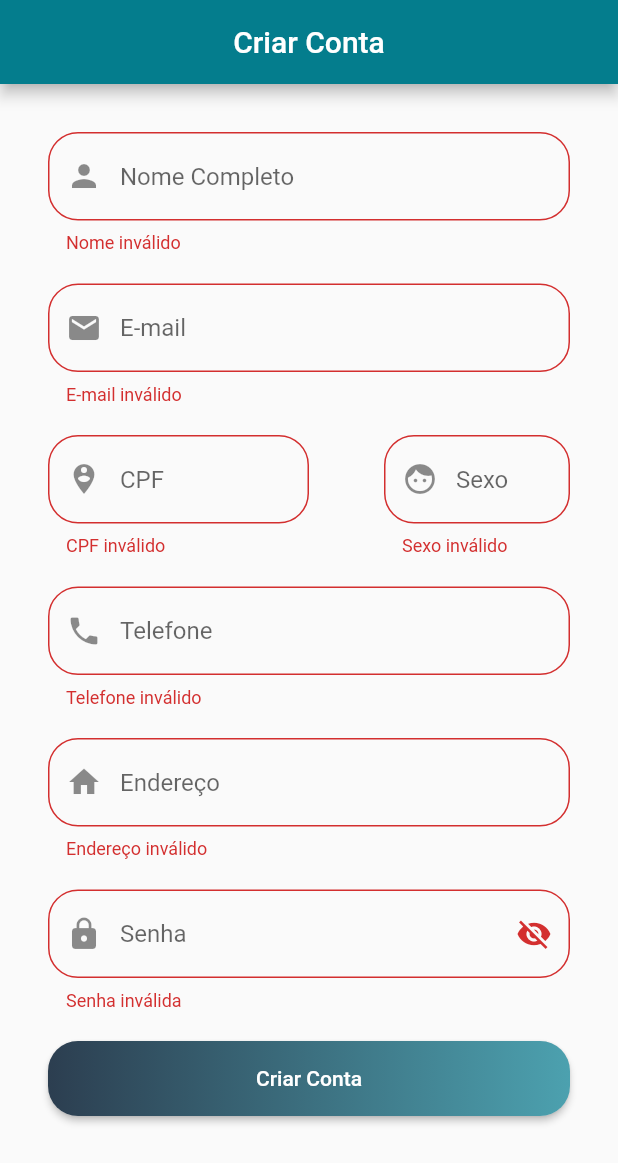
After one commit to jpgSouza/flutter-online-shop, a Flutter app: the CreateAccountActivity screen opened directly, after a tap on "Criar Conta", on a phone screen of 412 x 824 dp. The commit adds this screen. Shown: the top 1163 px of the screen. Run offline on Flutter 3.47's test engine with Material 2 defaults, Android fonts, the phone set to English and light mode, and no system bars; our stand-ins replace carousel_pro, cloud_firestore, firebase_auth, transparent_image; accounts and stored records are empty.

Commit message:
User Activity

```diff
--- /dev/null
+++ b/flutter_online_shop/lib/activities/create_account_activity.dart
@@ -0,0 +1,215 @@
+import 'package:flutter/material.dart';
+import 'package:flutter_online_shop/model/user_model.dart';
+import 'package:scoped_model/scoped_model.dart';
+
+class CreateAccountActivity extends StatefulWidget {
+  @override
+  _CreateAccountActivityState createState() => _CreateAccountActivityState();
+}
+
+class _CreateAccountActivityState extends State<CreateAccountActivity> {
+  final _formKey = GlobalKey<FormState>();
+
+  @override
+  Widget build(BuildContext context) {
+    return Scaffold(
+        appBar: AppBar(
+          title: Text("Criar Conta"),
+          centerTitle: true,
+        ),
+        body: ScopedModelDescendant<User>(
+          builder: (context, child, model) {
+            if (model.isLoading)
+              return Center(
+                child: CircularProgressIndicator(),
+              );
+            return Form(
+              key: _formKey,
+              child: ListView(
+                padding: EdgeInsets.all(32.0),
+                children: <Widget>[
+                  TextFormField(
+                    controller: model.nameController,
+                    keyboardType: TextInputType.text,
+                    validator: (text) {
+                      if (text.isEmpty) return "Nome inválido";
+                    },
+                    decoration: InputDecoration(
+                        border: OutlineInputBorder(
+                          borderRadius: BorderRadius.circular(20.0),
+                        ),
+                        prefixIcon: Icon(Icons.person),
+                        hintText: "Nome Completo"),
+                  ),
+                  SizedBox(
+                    height: 20.0,
+                  ),
+                  TextFormField(
+                    controller: model.emailController,
+                    keyboardType: TextInputType.emailAddress,
+                    validator: (text) {
+                      if (text.isEmpty || !text.contains("@"))
+                        return "E-mail inválido";
+                    },
+                    decoration: InputDecoration(
+                        border: OutlineInputBorder(
+                          borderRadius: BorderRadius.circular(20.0),
+                        ),
+                        prefixIcon: Icon(Icons.email),
+                        hintText: "E-mail"),
+                  ),
+                  SizedBox(
+                    height: 20.0,
+                  ),
+                  Row(
+                    children: <Widget>[
+                      Flexible(
+                          child: Container(
+                        width: 200.0,
+                        child: TextFormField(
+                          controller: model.cpfController,
+                          keyboardType: TextInputType.number,
+                          validator: (text) {
+                            if (text.isEmpty) return "CPF inválido";
+                          },
+                          decoration: InputDecoration(
+                              border: OutlineInputBorder(
+                                borderRadius: BorderRadius.circular(20.0),
+                              ),
+                              prefixIcon: Icon(Icons.person_pin_circle),
+                              hintText: "CPF"),
+                        ),
+                      )),
+                      Flexible(
+                        child: Container(
+                          padding: EdgeInsets.only(left: 50.0),
+                          width: 200.0,
+                          child: TextFormField(
+                            controller: model.genderController,
+                            keyboardType: TextInputType.text,
+                            validator: (text) {
+                              if (text.isEmpty) return "Sexo inválido";
+                            },
+                            decoration: InputDecoration(
+                                border: OutlineInputBorder(
+                                  borderRadius: BorderRadius.circular(20.0),
+                                ),
+                                prefixIcon: Icon(Icons.face),
+                                hintText: "Sexo"),
+                          ),
+                        ),
+                      ),
+                    ],
+                  ),
+                  SizedBox(
+                    height: 20.0,
+                  ),
+                  TextFormField(
+                    controller: model.phoneController,
+                    keyboardType: TextInputType.number,
+                    validator: (text) {
+                      if (text.isEmpty)
+                        return "Telefone inválido";
+                    },
+                    decoration: InputDecoration(
+                        border: OutlineInputBorder(
+                          borderRadius: BorderRadius.circular(20.0),
+                        ),
+                        prefixIcon: Icon(Icons.phone),
+                        hintText: "Telefone"),
+                  ),
+                  SizedBox(
+                    height: 20.0,
+                  ),
+                  TextFormField(
+                    controller: model.addressController,
+                    validator: (text) {
+                      if (text.isEmpty) return "Endereço inválido";
+                    },
+                    decoration: InputDecoration(
+                        border: OutlineInputBorder(
+                          borderRadius: BorderRadius.circular(20.0),
+                        ),
+                        prefixIcon: Icon(Icons.home),
+                        hintText: "Endereço"),
+                  ),
+                  SizedBox(
+                    height: 20.0,
+                  ),
+                  TextFormField(
+                    controller: model.passwordController,
+                    validator: (text) {
+                      if (text.isEmpty || text.length < 6)
+                        return "Senha inválida";
+                    },
+                    obscureText: true,
+                    decoration: InputDecoration(
+                      hintText: "Senha",
+                      border: OutlineInputBorder(
+                        borderRadius: BorderRadius.circular(20.0),
+                      ),
+                      prefixIcon: Icon(Icons.lock),
+                      suffixIcon: IconButton(
+                        onPressed: () {},
+                        icon: Icon(Icons.visibility_off),
+                      ),
+                    ),
+                  ),
+                  SizedBox(
+                    height: 20.0,
+                  ),
+                  RaisedButton(
+                    onPressed: () {
+                      if (_formKey.currentState.validate()) {
+                        Map<String, dynamic> userData = {
+                          "name": model.nameController.text,
+                          "email": model.emailController.text,
+                          "cpf": model.cpfController.text,
+                          "gender": model.genderController.text,
+                          "phone": model.phoneController.text,
+                          "address": model.addressController.text
+                        };
+                        model.createAccount(
+                            userData: userData,
+                            pass: model.passwordController.text,
+                            onSuccess: _onSuccess,
+                            onFail: _onFail);
+                      }
+                    },
+                    shape: RoundedRectangleBorder(
+                        borderRadius: BorderRadius.circular(20.0)),
+                    padding: EdgeInsets.all(0.0),
+                    child: Ink(
+                        decoration: BoxDecoration(
+                            gradient: LinearGradient(
+                                colors: [
+                                  Color.fromARGB(255, 44, 62, 80),
+                                  Color.fromARGB(255, 76, 161, 175),
+                                ],
+                                begin: Alignment.bottomLeft,
+                                end: Alignment.bottomRight),
+                            borderRadius: BorderRadius.circular(20.0)),
+                        child: Container(
+                          constraints:
+                              BoxConstraints(maxWidth: 400.0, minHeight: 50.0),
+                          alignment: Alignment.center,
+                          child: Text(
+                            "Criar Conta",
+                            textAlign: TextAlign.center,
+                            style: TextStyle(
+                              color: Colors.white,
+                            ),
+                          ),
+                        )),
+                  ),
+                ],
+              ),
+            );
+          },
+        ));
+  }
+
+  void _onSuccess() {}
+
+  void _onFail() {}
+}
--- /dev/null
+++ b/flutter_online_shop/lib/model/user_model.dart
@@ -0,0 +1,68 @@
+import 'package:cloud_firestore/cloud_firestore.dart';
+import 'package:firebase_auth/firebase_auth.dart';
+import 'package:flutter/cupertino.dart';
+import 'package:scoped_model/scoped_model.dart';
+
+class User extends Model{
+
+  FirebaseAuth _auth = FirebaseAuth.instance;
+  FirebaseUser firebaseUser;
+  Map<String, dynamic> userData = Map();
+
+  bool isLoading = false;
+
+  final nameController = TextEditingController();
+  final emailController = TextEditingController();
+  final cpfController = TextEditingController();
+  final genderController = TextEditingController();
+  final phoneController = TextEditingController();
+  final addressController = TextEditingController();
+  final passwordController = TextEditingController();
+
+
+  void createAccount({@required Map<String, dynamic> userData, @required String pass, @required VoidCallback onSuccess, @required VoidCallback onFail}){
+    isLoading = true;
+    notifyListeners();
+
+    _auth.createUserWithEmailAndPassword(
+        email: userData["email"],
+        password: pass
+    ).then((user) async{
+      firebaseUser = user;
+
+      await _saveUserData(userData);
+
+      onSuccess();
+      isLoading = false;
+      notifyListeners();
+    }).catchError((err){
+      onFail();
+      isLoading = false;
+      notifyListeners();
+    });
+  }
+
+  void login() async{
+
+    isLoading = true;
+    notifyListeners();
+
+    await Future.delayed(Duration(seconds: 3));
+
+    isLoading = false;
+    notifyListeners();
+
+  }
+
+  void logout(){}
+
+  void recoverData(){}
+
+  bool isLogged(){}
+
+  Future<Null> _saveUserData(Map<String, dynamic> userData) async{
+    this.userData = userData;
+    await Firestore.instance.collection("users").document(firebaseUser.uid).setData(userData);
+  }
+
+}
```
Also changed, not shown: flutter_online_shop/lib/activities/login_activity.dart (added, +128 -0 lines), flutter_online_shop/lib/main.dart (+9 -1 lines), flutter_online_shop/lib/widgets/custom_drawer.dart (+6 -1 lines).
